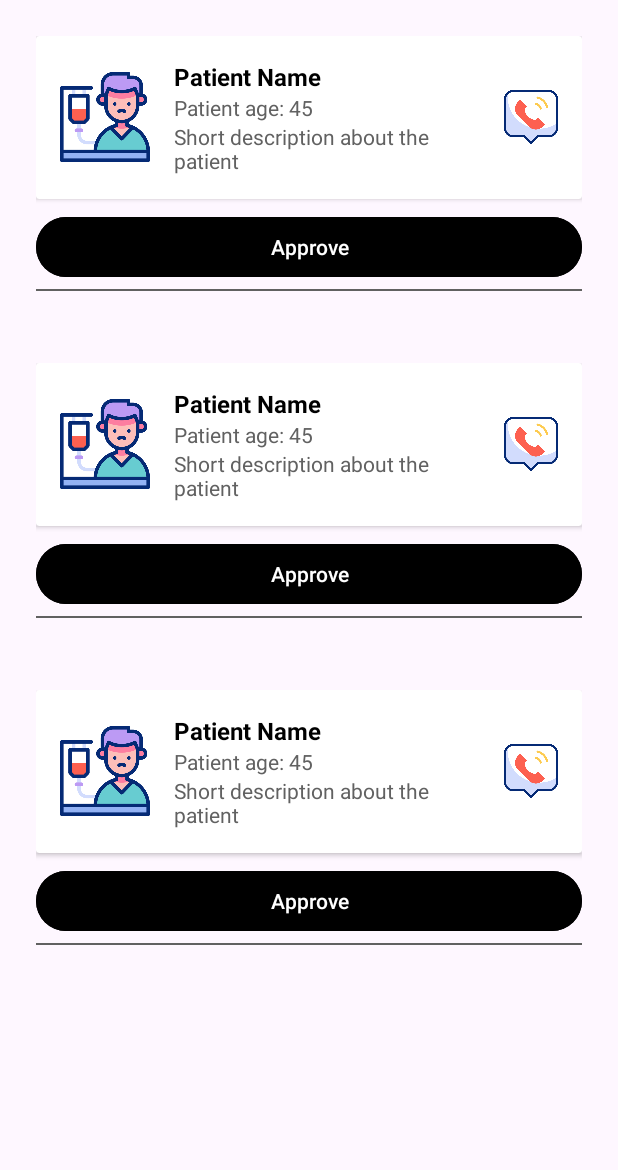
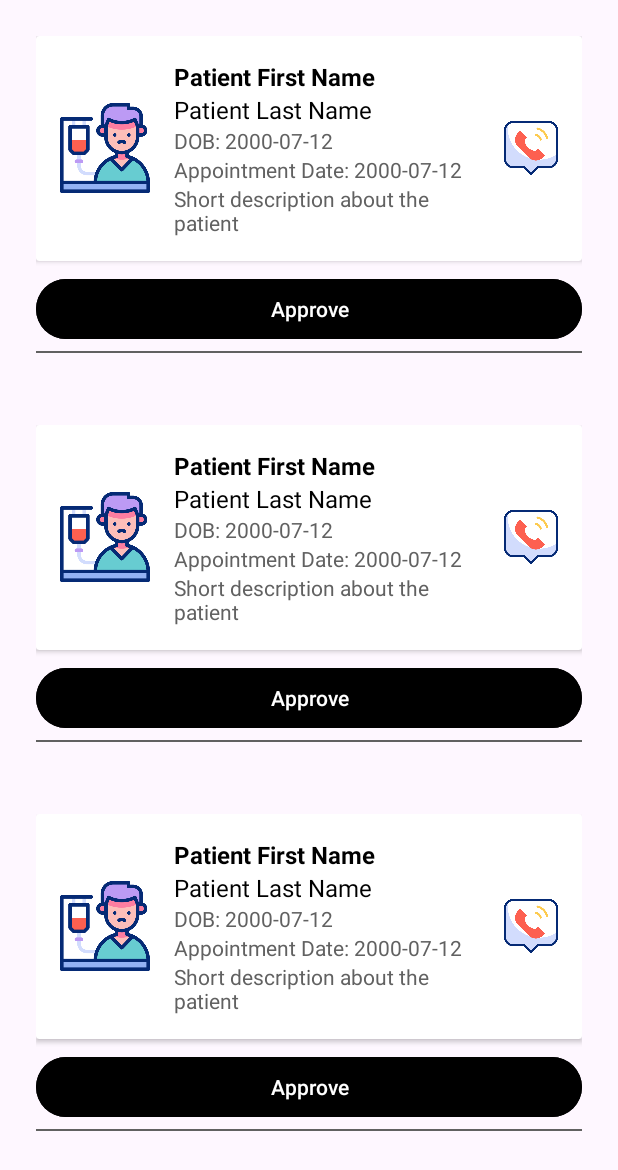
Before and after one commit to anand45151/Doctor_Admin, an Android app: the layout fragment_appoinment.xml on its own in the app's theme, with its tools: preview values and no code run, on a phone screen of 412 x 824 dp. Shown: the top 1170 px of the screen. Run offline under Robolectric (Android 15) with nearby library versions, the phone set to English and light mode, and no system bars.

Commit message:
DOne Many work for the Admin App

```diff
--- a/app/src/main/java/com/example/doctora/Activity/DashBoardActivity.java
+++ b/app/src/main/java/com/example/doctora/Activity/DashBoardActivity.java
@@ -3,9 +3,7 @@ package com.example.doctora.Activity;
 import androidx.appcompat.app.AppCompatActivity;
 import androidx.fragment.app.Fragment;
 import androidx.fragment.app.FragmentTransaction;
-
 import android.os.Bundle;
-
 import com.example.doctora.Fragment.AppoinmentFragment;
 import com.example.doctora.Fragment.DashBoardFragment;
 import com.example.doctora.Fragment.ProfileFragment;
--- a/app/src/main/java/com/example/doctora/Utils/ApiService.java
+++ b/app/src/main/java/com/example/doctora/Utils/ApiService.java
@@ -1,7 +1,10 @@
 package com.example.doctora.Utils;
 
+import com.example.doctora.Model.Appointment;
 import com.example.doctora.Model.DoctorDetailsModel;
 import com.example.doctora.Model.LoginResponse_Model;
+
+import java.util.List;
 
 import okhttp3.RequestBody;
 import okhttp3.ResponseBody;
@@ -36,6 +39,7 @@ public interface ApiService {
 
     @GET("Doctor_Profile_Api.php")
     Call<DoctorDetailsModel> getDoctorDetails(@Query("doctor_name") String doctorName);
-
+    @GET("Doctor_Appointment_fetch_Api.php")
+    Call<List<Appointment>> getAppointments(@Query("doctor_id") int doctorId);
 
 }
--- a/app/src/main/res/layout/appinment_list.xml
+++ b/app/src/main/res/layout/appinment_list.xml
@@ -2,11 +2,12 @@
 <LinearLayout xmlns:android="http://schemas.android.com/apk/res/android"
     android:layout_width="match_parent"
     android:layout_height="wrap_content"
-    android:orientation="vertical"
-    android:padding="16dp"
+    android:layout_margin="8dp"
     android:background="?android:attr/selectableItemBackground"
     android:elevation="4dp"
-    android:layout_margin="8dp">
+    android:orientation="vertical"
+    android:padding="16dp">
+
     <androidx.cardview.widget.CardView
         android:layout_width="match_parent"
         android:layout_height="wrap_content">
@@ -14,62 +15,77 @@
         <LinearLayout
             android:layout_width="match_parent"
             android:layout_height="wrap_content"
+            android:gravity="center_vertical"
             android:orientation="horizontal"
-            android:gravity="center_vertical"
             android:padding="16dp">
 
             <ImageView
                 android:layout_width="60dp"
                 android:layout_height="60dp"
-                android:src="@drawable/patient"
+                android:layout_marginEnd="16dp"
+                android:contentDescription="Patient Image"
                 android:scaleType="centerCrop"
-                android:layout_marginEnd="16dp"
-                android:contentDescription="Patient Image" />
+                android:src="@drawable/patient" />
 
             <!-- Patient Details -->
             <LinearLayout
                 android:layout_width="0dp"
                 android:layout_height="wrap_content"
-                android:orientation="vertical"
-                android:layout_weight="1">
+                android:layout_weight="1"
+                android:orientation="vertical">
 
                 <TextView
-                    android:id="@+id/patient_name"
+                    android:id="@+id/patient_first_name"
                     android:layout_width="wrap_content"
                     android:layout_height="wrap_content"
-                    android:text="Patient Name"
+                    android:text="Patient First Name"
+                    android:textColor="@color/black"
                     android:textSize="16sp"
-                    android:textStyle="bold"
-                    android:textColor="@color/black" />
+                    android:textStyle="bold" />
 
                 <TextView
-                    android:id="@+id/patient_age"
+                    android:id="@+id/patient_last_name"
                     android:layout_width="wrap_content"
                     android:layout_height="wrap_content"
-                    android:text="Patient age: 45"
-                    android:textSize="14sp"
-                    android:textColor="@color/dark_gray" />
+                    android:text="Patient Last Name"
+                    android:textColor="@color/black"
+                    android:textSize="16sp" />
 
                 <TextView
-                    android:id="@+id/patient_description"
+                    android:id="@+id/patient_dob"
                     android:layout_width="wrap_content"
                     android:layout_height="wrap_content"
+                    android:text="DOB: 2000-07-12"
+                    android:textColor="@color/dark_gray"
+                    android:textSize="14sp" />
+
+                <TextView
+                    android:id="@+id/appointment_date"
+                    android:layout_width="wrap_content"
+                    android:layout_height="wrap_content"
+                    android:text="Appointment Date: 2000-07-12"
+                    android:textColor="@color/dark_gray"
+                    android:textSize="14sp" />
+
+                <TextView
+                    android:id="@+id/disease_description"
+                    android:layout_width="wrap_content"
+                    android:layout_height="wrap_content"
+                    android:ellipsize="end"
+                    android:maxLines="2"
                     android:text="Short description about the patient"
-                    android:textSize="14sp"
                     android:textColor="@color/dark_gray"
-                    android:maxLines="2"
-                    android:ellipsize="end" />
+                    android:textSize="14sp" />
             </LinearLayout>
 
-            <!-- Call Button -->
             <ImageView
                 android:id="@+id/call_button"
                 android:layout_width="36dp"
                 android:layout_height="36dp"
-                android:src="@drawable/call"
+                android:layout_marginStart="16dp"
+                android:background="?attr/selectableItemBackgroundBorderless"
                 android:contentDescription="Call Button"
-                android:background="?attr/selectableItemBackgroundBorderless"
-                android:layout_marginStart="16dp" />
+                android:src="@drawable/call" />
         </LinearLayout>
     </androidx.cardview.widget.CardView>
 
@@ -77,14 +93,14 @@
         android:id="@+id/approve_button"
         android:layout_width="match_parent"
         android:layout_height="wrap_content"
+        android:layout_marginTop="8dp"
+        android:layout_marginBottom="4dp"
         android:backgroundTint="@color/black"
         android:text="Approve"
-        android:textColor="@android:color/white"
-        android:layout_marginTop="8dp"
-        android:layout_marginBottom="4dp"/>
+        android:textColor="@android:color/white" />
 
     <View
         android:layout_width="match_parent"
         android:layout_height="1dp"
-        android:background="@color/dark_gray"/>
+        android:background="@color/dark_gray" />
 </LinearLayout>
--- a/app/src/main/res/layout/fragment_appoinment.xml
+++ b/app/src/main/res/layout/fragment_appoinment.xml
@@ -6,6 +6,7 @@
     tools:context=".Fragment.AppoinmentFragment">
 
     <androidx.recyclerview.widget.RecyclerView
+        android:id="@+id/recycler_view"
         android:layout_width="match_parent"
         android:layout_height="match_parent"
         tools:listitem="@layout/appinment_list" />
```
Also changed, not shown: app/src/main/java/com/example/doctora/Activity/Login.java (+49 -7 lines), app/src/main/java/com/example/doctora/Adapter/AppointmentAdapter.java (added, +62 -0 lines), app/src/main/java/com/example/doctora/Fragment/AppoinmentFragment.java (+58 -11 lines), app/src/main/java/com/example/doctora/Fragment/ProfileFragment.java (+13 -6 lines), app/src/main/java/com/example/doctora/Model/Appointment.java (added, +28 -0 lines), app/src/main/java/com/example/doctora/Model/DoctorDetailsModel.java (+32 -11 lines), app/src/main/res/layout/fragment_profile.xml (+14 -3 lines).
